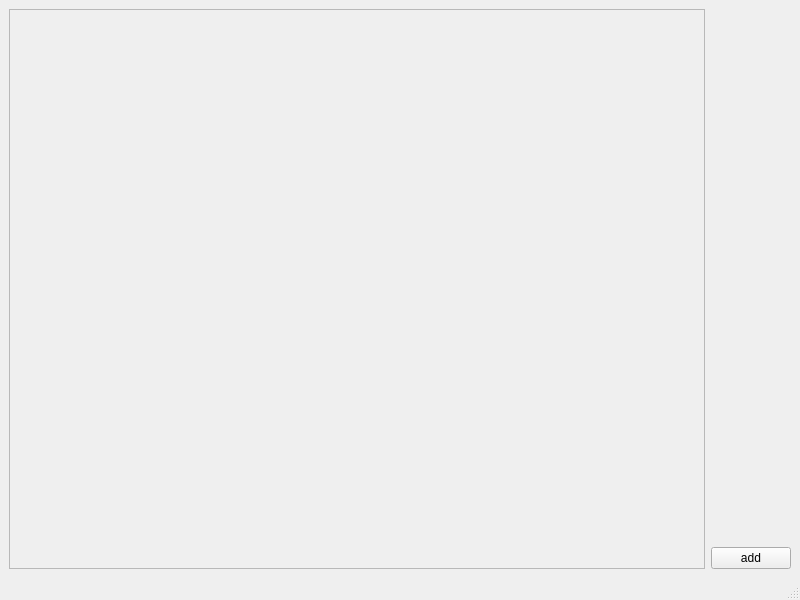
Before: the Qt Designer form qtGuiApplication/mainwindow.ui in List28/COSC345-Project, drawn with Qt 5.
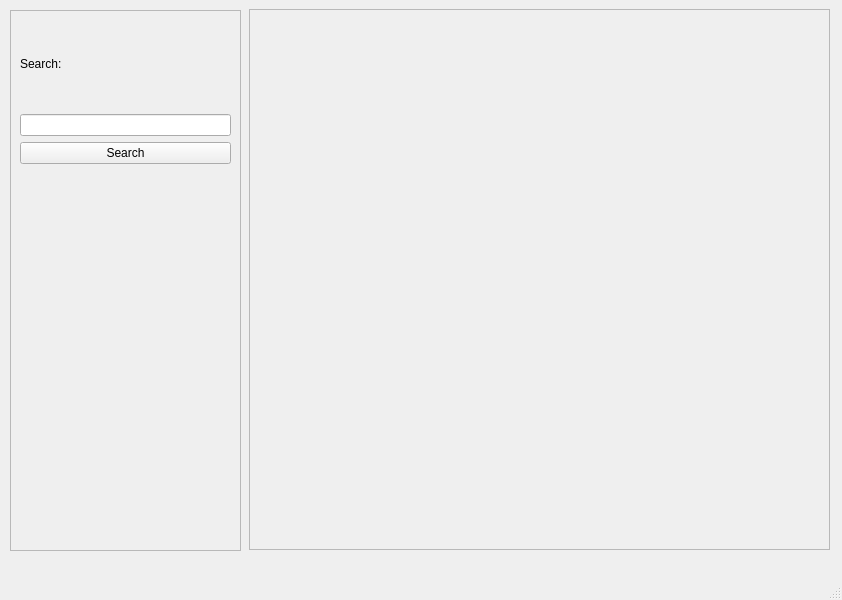
After: the same form once the commit is applied. Icons and pictures are not drawn.

What changed in the file:
```diff
--- a/qtGuiApplication/mainwindow.ui
+++ b/qtGuiApplication/mainwindow.ui
@@ -6,7 +6,7 @@
    <rect>
     <x>0</x>
     <y>0</y>
-    <width>800</width>
+    <width>842</width>
     <height>600</height>
    </rect>
   </property>
@@ -14,9 +14,15 @@
    <string>MainWindow</string>
   </property>
   <widget class="QWidget" name="centralwidget">
-   <layout class="QHBoxLayout" name="horizontalLayout">
-    <item>
      <widget class="QScrollArea" name="scrollArea">
+    <property name="geometry">
+     <rect>
+      <x>249</x>
+      <y>9</y>
+      <width>581</width>
+      <height>541</height>
+     </rect>
+    </property>
       <property name="widgetResizable">
        <bool>true</bool>
       </property>
@@ -25,39 +31,111 @@
         <rect>
          <x>0</x>
          <y>0</y>
-         <width>697</width>
-         <height>537</height>
+       <width>579</width>
+       <height>539</height>
         </rect>
        </property>
        <layout class="QVBoxLayout" name="CardsLayout"/>
       </widget>
      </widget>
-    </item>
-    <item>
+   <widget class="QScrollArea" name="scrollArea_2">
+    <property name="geometry">
+     <rect>
+      <x>10</x>
+      <y>10</y>
+      <width>231</width>
+      <height>541</height>
+     </rect>
+    </property>
+    <property name="widgetResizable">
+     <bool>true</bool>
+    </property>
+    <widget class="QWidget" name="scrollAreaWidgetContents_2">
+     <property name="geometry">
+      <rect>
+       <x>0</x>
+       <y>0</y>
+       <width>215</width>
+       <height>878</height>
+      </rect>
+     </property>
      <layout class="QVBoxLayout" name="verticalLayout">
       <item>
-       <spacer name="verticalSpacer">
-        <property name="orientation">
-         <enum>Qt::Vertical</enum>
+       <widget class="QLabel" name="label_5">
+        <property name="enabled">
+         <bool>true</bool>
         </property>
-        <property name="sizeHint" stdset="0">
+        <property name="minimumSize">
          <size>
-          <width>20</width>
-          <height>40</height>
+          <width>197</width>
+          <height>16</height>
          </size>
         </property>
-       </spacer>
+        <property name="toolTipDuration">
+         <number>-9</number>
+        </property>
+        <property name="text">
+         <string>Search: </string>
+        </property>
+       </widget>
       </item>
       <item>
-       <widget class="QPushButton" name="add">
+       <widget class="QLineEdit" name="lineEdit">
         <property name="text">
-         <string>add</string>
+         <string/>
         </property>
        </widget>
       </item>
-     </layout>
-    </item>
-   </layout>
+      <item>
+       <widget class="QPushButton" name="pushButton">
+        <property name="text">
+         <string>Search</string>
+        </property>
+       </widget>
+      </item>
+      <item>
+       <widget class="QLabel" name="label">
+        <property name="text">
+         <string/>
+        </property>
+        <property name="pixmap">
+         <pixmap>../images/mylabour.jpg</pixmap>
+        </property>
+       </widget>
+      </item>
+      <item>
+       <widget class="QLabel" name="label_2">
+        <property name="text">
+         <string/>
+        </property>
+        <property name="pixmap">
+         <pixmap>../images/mynational.jpg</pixmap>
+        </property>
+       </widget>
+      </item>
+      <item>
+       <widget class="QLabel" name="label_3">
+        <property name="text">
+         <string/>
+        </property>
+        <property name="pixmap">
+         <pixmap>../images/mpppp.jpg</pixmap>
+        </property>
+       </widget>
+      </item>
+      <item>
+       <widget class="QLabel" name="label_4">
+        <property name="text">
+         <string/>
+        </property>
+        <property name="pixmap">
+         <pixmap>../images/green1.jpg</pixmap>
+        </property>
+       </widget>
+      </item>
+     </layout>
+    </widget>
+   </widget>
   </widget>
   <widget class="QMenuBar" name="menubar">
    <property name="geometry">
```
Left out of the diff: 4 changed lines with no effect on the pictures. Lines whose indentation alone changed are shown as unchanged.
